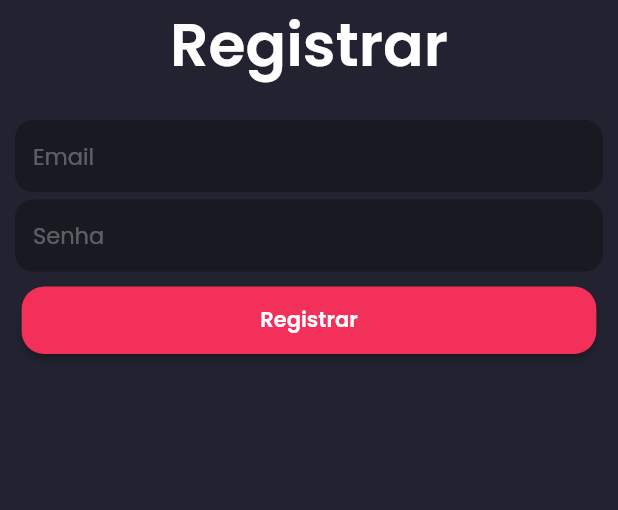
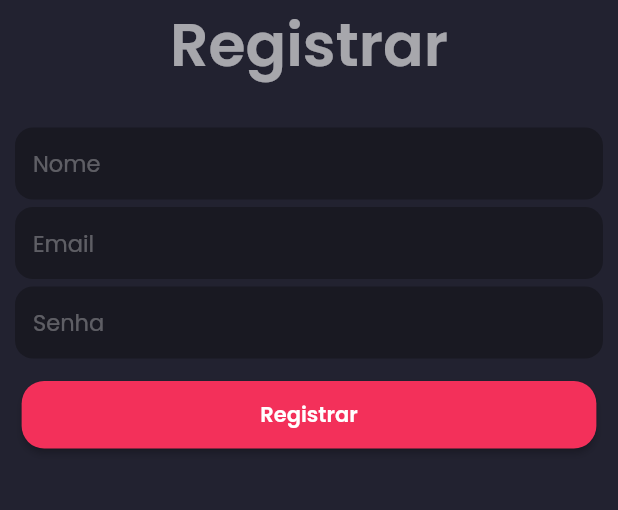
Before and after one commit to brunodeev/gym_app, a Flutter app: the RegisterPage screen opened by its route, after a tap on "Registrar", on a phone screen of 412 x 824 dp, the part 300-810 px from its top. Run offline on Flutter 3.47's test engine with Material 2 defaults, Android fonts, the phone set to English and light mode, and no system bars; our stand-ins replace firebase_auth, firebase_core; accounts and stored records are empty; network calls fail.

Commit message:
inserindo nome e email na página do perfil

```diff
--- a/lib/services/auth_service.dart
+++ b/lib/services/auth_service.dart
@@ -25,11 +25,12 @@ class AuthService {
   }
 
   Future<User?> createUserWithEmailAndPassword(
-      String email, String password) async {
+      String name, String email, String password) async {
     final credential = await _firebaseAuth.createUserWithEmailAndPassword(
       email: email,
       password: password,
     );
+    await credential.user?.updateDisplayName(name);
     return _userFromFirebase(credential.user);
   }
 
--- a/lib/views/register_page.dart
+++ b/lib/views/register_page.dart
@@ -1,4 +1,4 @@
-// ignore_for_file: unused_field
+// ignore_for_file: unused_field, use_build_context_synchronously
 
 import 'package:flutter/material.dart';
 import 'package:gym_app/constants/colors.dart';
@@ -14,9 +14,9 @@ class RegisterPage extends StatefulWidget {
 }
 
 class _RegisterPageState extends State<RegisterPage> {
+  final TextEditingController nameController = TextEditingController();
   final TextEditingController emailController = TextEditingController();
   final TextEditingController passwordController = TextEditingController();
-  static final GlobalKey<FormState> _key = GlobalKey<FormState>();
 
   @override
   Widget build(BuildContext context) {
@@ -26,6 +26,7 @@ class _RegisterPageState extends State<RegisterPage> {
       backgroundColor: kSecondaryColor,
       body: SafeArea(
         child: SingleChildScrollView(
+          physics: const BouncingScrollPhysics(),
           child: Column(
             children: [
               SizedBox(
@@ -34,11 +35,12 @@ class _RegisterPageState extends State<RegisterPage> {
                   'assets/images/gym_icon.png',
                 ),
               ),
-              const Padding(
-                padding: EdgeInsets.only(bottom: 20),
+              Padding(
+                padding: const EdgeInsets.only(bottom: 25),
                 child: Text(
                   'Registrar',
-                  style: TextStyle(color: Colors.white, fontSize: 40),
+                  style: TextStyle(
+                      color: Colors.white.withOpacity(0.6), fontSize: 40),
                 ),
               ),
               Padding(
@@ -46,6 +48,14 @@ class _RegisterPageState extends State<RegisterPage> {
                 child: Form(
                   child: Column(
                     children: [
+                      DefaultFormField(
+                        label: 'Nome',
+                        controller: nameController,
+                        type: TextInputType.text,
+                      ),
+                      const SizedBox(
+                        height: 5,
+                      ),
                       DefaultFormField(
                         label: 'Email',
                         controller: emailController,
@@ -61,7 +71,7 @@ class _RegisterPageState extends State<RegisterPage> {
                         obscureText: true,
                       ),
                       Padding(
-                        padding: const EdgeInsets.symmetric(vertical: 10),
+                        padding: const EdgeInsets.only(top: 15, bottom: 35),
                         child: SizedBox(
                           width: MediaQuery.of(context).size.width * 0.93,
                           height: 45,
@@ -72,9 +82,11 @@ class _RegisterPageState extends State<RegisterPage> {
                                     borderRadius: BorderRadius.circular(15))),
                             onPressed: () async {
                               await authService.createUserWithEmailAndPassword(
+                                nameController.text,
                                 emailController.text,
                                 passwordController.text,
                               );
+
                               Navigator.of(context).pushNamed('/login');
                             },
                             child: const Text('Registrar'),
```
Also changed, not shown: lib/views/home_page.dart (+4 -3 lines), lib/views/login_page.dart (+25 -9 lines), lib/views/profile_page.dart (+27 -5 lines).
